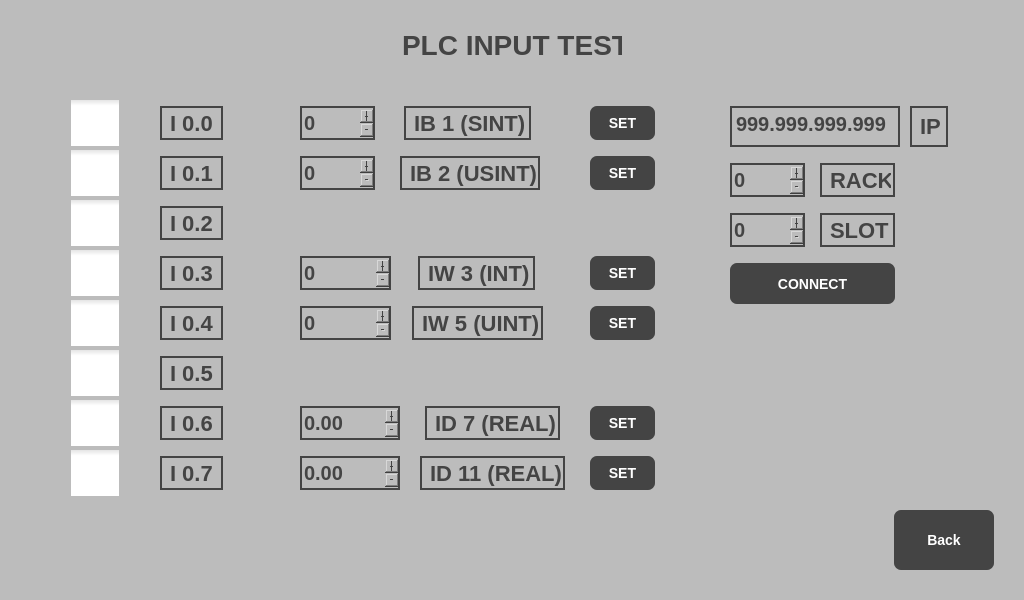
Old version of the form Forms/inputwindow.ui in the repository vieczorkamil/HMI-panel-PLC-S7-based-on-Raspberry-Pi-Engineering-Thesis.
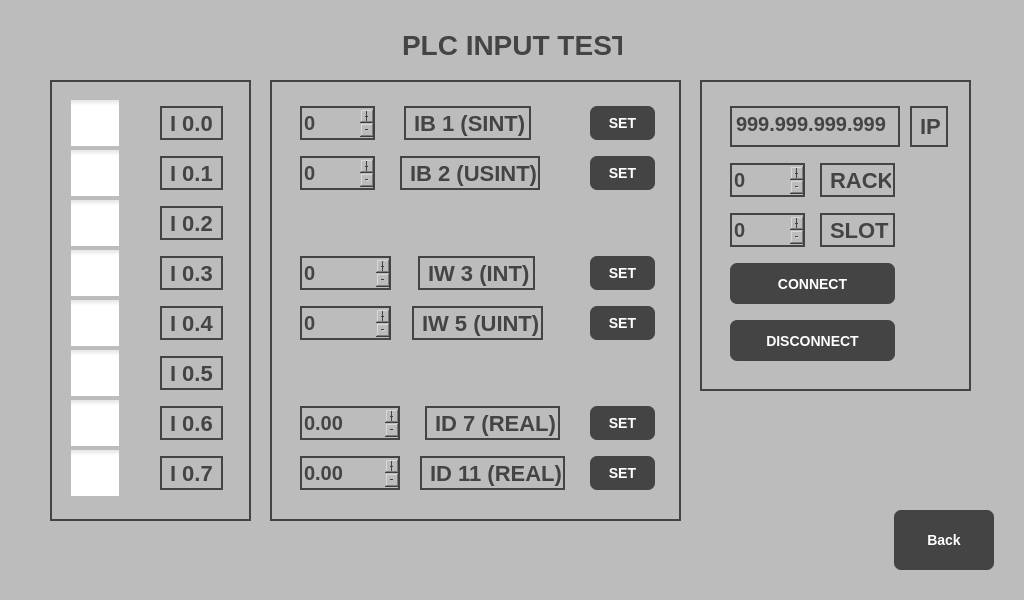
New version of the form. Icons and pictures are not drawn.

```diff
--- a/Forms/inputwindow.ui
+++ b/Forms/inputwindow.ui
@@ -40,6 +40,10 @@
 QPushButton:pressed{ 
 	background:rgb(134, 134, 134) ;
 }
+QPushButton:disabled {
+	background:rgb(134, 134, 134) ;	
+	color: rgb(68, 68, 68);
+}
 QCheckBox{
 	outline: 0px;
 }
@@ -740,6 +744,105 @@
     <string>CONNECT</string>
    </property>
   </widget>
+  <widget class="QPushButton" name="disconnectButton">
+   <property name="geometry">
+    <rect>
+     <x>730</x>
+     <y>320</y>
+     <width>165</width>
+     <height>41</height>
+    </rect>
+   </property>
+   <property name="text">
+    <string>DISCONNECT</string>
+   </property>
+  </widget>
+  <widget class="QLabel" name="Border1">
+   <property name="geometry">
+    <rect>
+     <x>50</x>
+     <y>80</y>
+     <width>201</width>
+     <height>441</height>
+    </rect>
+   </property>
+   <property name="text">
+    <string/>
+   </property>
+  </widget>
+  <widget class="QLabel" name="Border2">
+   <property name="geometry">
+    <rect>
+     <x>270</x>
+     <y>80</y>
+     <width>411</width>
+     <height>441</height>
+    </rect>
+   </property>
+   <property name="text">
+    <string/>
+   </property>
+  </widget>
+  <widget class="QLabel" name="Border3">
+   <property name="geometry">
+    <rect>
+     <x>700</x>
+     <y>80</y>
+     <width>271</width>
+     <height>311</height>
+    </rect>
+   </property>
+   <property name="text">
+    <string/>
+   </property>
+  </widget>
+  <zorder>Border3</zorder>
+  <zorder>Border2</zorder>
+  <zorder>Border1</zorder>
+  <zorder>backButton</zorder>
+  <zorder>infoLabel</zorder>
+  <zorder>switchInput0_0</zorder>
+  <zorder>switchInput0_1</zorder>
+  <zorder>switchInput0_2</zorder>
+  <zorder>switchInput0_3</zorder>
+  <zorder>switchInput0_4</zorder>
+  <zorder>switchInput0_5</zorder>
+  <zorder>switchInput0_6</zorder>
+  <zorder>switchInput0_7</zorder>
+  <zorder>Input0_0Label</zorder>
+  <zorder>Input0_1Label</zorder>
+  <zorder>Input0_2Label</zorder>
+  <zorder>Input0_3Label</zorder>
+  <zorder>Input0_4Label</zorder>
+  <zorder>Input0_5Label</zorder>
+  <zorder>Input0_6Label</zorder>
+  <zorder>Input0_7Label</zorder>
+  <zorder>inputB1</zorder>
+  <zorder>inputB2</zorder>
+  <zorder>inputW3</zorder>
+  <zorder>inputW5</zorder>
+  <zorder>inputD7</zorder>
+  <zorder>inputD11</zorder>
+  <zorder>InputB1Label</zorder>
+  <zorder>InputB2Label</zorder>
+  <zorder>InputW3Label</zorder>
+  <zorder>InputW5Label</zorder>
+  <zorder>InputD7Label</zorder>
+  <zorder>InputD11Label</zorder>
+  <zorder>inputB1Button</zorder>
+  <zorder>inputB2Button</zorder>
+  <zorder>inputW3Button</zorder>
+  <zorder>inputW5Button</zorder>
+  <zorder>inputD7Button</zorder>
+  <zorder>inputD11Button</zorder>
+  <zorder>inputIP</zorder>
+  <zorder>inputRACK</zorder>
+  <zorder>inputSLOT</zorder>
+  <zorder>inputIPLabel</zorder>
+  <zorder>inputRACKLabel</zorder>
+  <zorder>inputSLOTLabel</zorder>
+  <zorder>connectButton</zorder>
+  <zorder>disconnectButton</zorder>
  </widget>
  <resources/>
  <connections/>
```
